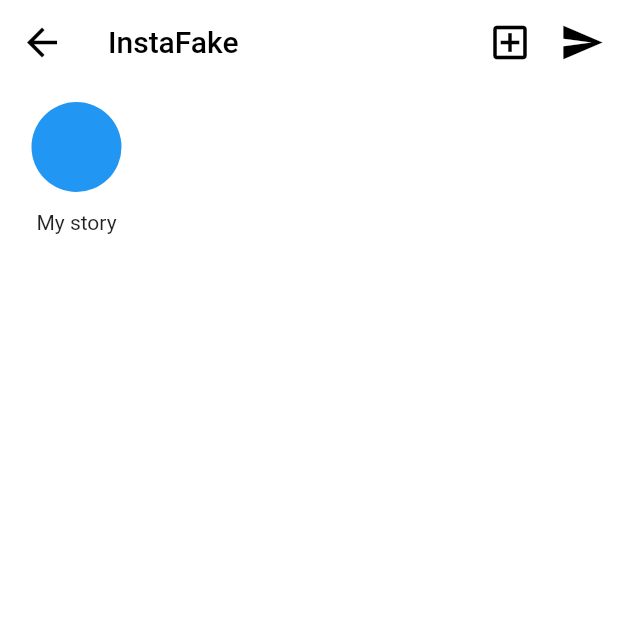
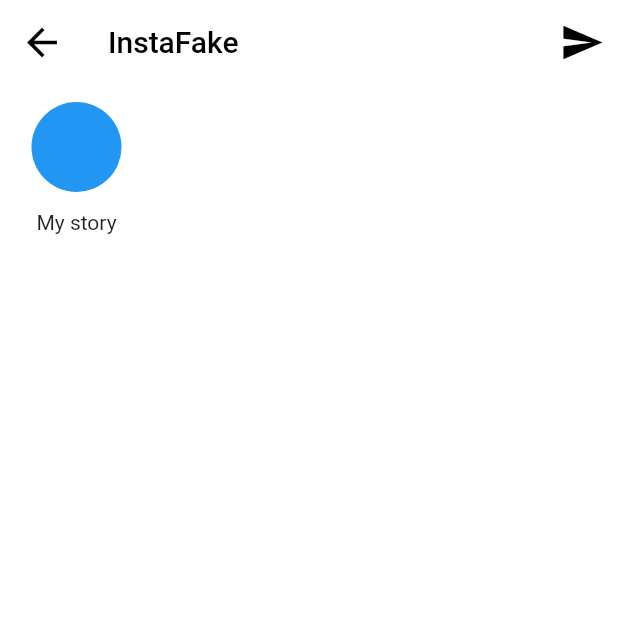
Before and after one commit to VyacheslavBukach/InstaFake, a Flutter app: the HomeScreen screen opened directly, on a phone screen of 412 x 824 dp, the top half of it. Run offline on Flutter 3.47's test engine with Material 2 defaults, Android fonts, the phone set to English and light mode, and no system bars; our stand-ins replace flutter_svg, get, hive, hive_flutter, image_picker; missing offline and left inert: story; accounts and stored records are empty.

Commit message:
Prepare home screen

```diff
--- a/lib/presentation/controllers/navigation_controller.dart
+++ b/lib/presentation/controllers/navigation_controller.dart
@@ -2,7 +2,7 @@ import 'package:flutter/material.dart';
 import 'package:get/get.dart';
 
 class NavigationController extends GetxController {
-  final pageIndex = 4.obs;
+  final pageIndex = 0.obs;
   late PageController pageController;
 
   void goToPage(int index) {
--- a/lib/presentation/screens/home_screen.dart
+++ b/lib/presentation/screens/home_screen.dart
@@ -23,10 +23,6 @@ class _HomeScreenState extends State<HomeScreen>
         actions: [
           IconButton(
             onPressed: () {},
-            icon: const Icon(Icons.add_box_outlined),
-          ),
-          IconButton(
-            onPressed: () {},
             icon: const Icon(Icons.send),
           ),
         ],
--- a/lib/presentation/screens/main_screen.dart
+++ b/lib/presentation/screens/main_screen.dart
@@ -1,5 +1,6 @@
 import 'package:flutter/material.dart';
 import 'package:get/get.dart';
+import 'package:insta_fake/presentation/screens/home_screen.dart';
 
 import './profile_screen.dart';
 import '../controllers/navigation_controller.dart';
@@ -15,7 +16,7 @@ class MainScreen extends GetView<NavigationController> {
         controller: controller.pageController,
         physics: const NeverScrollableScrollPhysics(),
         children: [
-          Container(),
+          const HomeScreen(),
           Container(),
           Container(),
           Container(),
```
